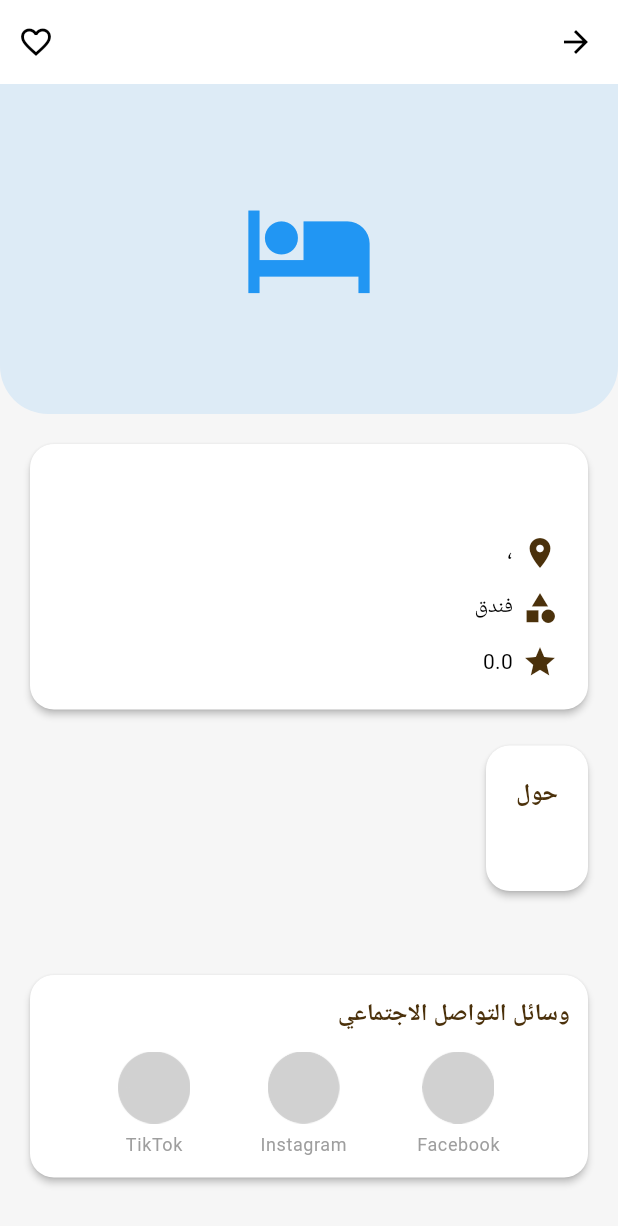
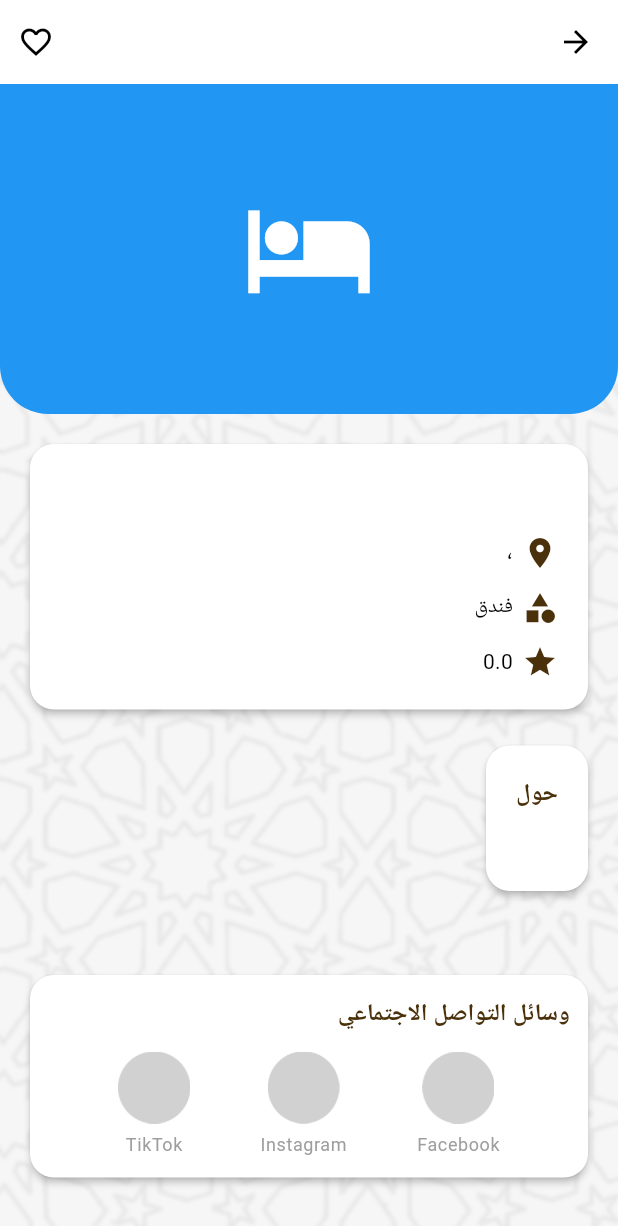
Before and after one commit to zaki-mj/traditio, a Flutter app: the PlaceDetailPage screen opened directly with empty values, on a phone screen of 412 x 824 dp. Shown: the top 1226 px of the screen. Run offline on Flutter 3.47's test engine with Material 3 defaults, Android fonts, the phone set to English and light mode, and no system bars; our stand-ins replace cloud_firestore, firebase_auth, firebase_core, shared_preferences; accounts and stored records are empty.

Commit message:
Enhance admin login UX and add localization strings
Added detailed error and success notifications to the admin login flow, including input validation and localized messages. Updated localization files (en, ar, fr) with new admin login and error strings. Improved background visuals for admin and place detail pages. Modified welcome page to redirect authenticated admins directly to the dashboard. Removed locations breakdown from admin dashboard.

```diff
--- a/lib/l10n/app_localizations.dart
+++ b/lib/l10n/app_localizations.dart
@@ -126,6 +126,12 @@ class AppLocalizations {
       "results_found": "Results found",
       "showing_results": "Showing {count} results",
       "all_locations": "All Locations",
+
+      "invalid_email": "Please enter a valid email address",
+      "password_too_short": "Password must be at least 6 characters",
+      "user_not_found": "User not found. Please check your email.",
+      "wrong_password": "Wrong password. Please try again.",
+      "login_error": "Login failed. Please try again.",
     },
     'ar': {
       'app_title': 'جواهر تقليدية',
@@ -246,6 +252,12 @@ class AppLocalizations {
       "results_found": "تم العثور على نتائج",
       "showing_results": "عرض {count} النتائج",
       "all_locations": "جميع المواقع",
+
+      "invalid_email": "يرجى إدخال عنوان بريد إلكتروني صحيح",
+      "password_too_short": "يجب أن تكون كلمة المرور 6 أحرف على الأقل",
+      "user_not_found": "لم يتم العثور على المستخدم. يرجى التحقق من بريدك الإلكتروني.",
+      "wrong_password": "كلمة مرور خاطئة. يرجى المحاولة مرة أخرى.",
+      "login_error": "فشل تسجيل الدخول. يرجى المحاولة مرة أخرى.",
     },
     'fr': {
       'app_title': 'Trésors Traditionnels',
@@ -354,6 +366,14 @@ class AppLocalizations {
       "results_found": "Résultats trouvés",
       "showing_results": "Affichage de {count} résultats",
       "all_locations": "Tous les emplacements",
+
+      "invalid_email": "Veuillez entrer une adresse e-mail valide",
+      "password_too_short": "Le mot de passe doit contenir au moins 6 caractères",
+      "user_not_found": "Utilisateur non trouvé. Veuillez vérifier votre adresse e-mail.",
+      "wrong_password": "Mot de passe incorrect. Veuillez réessayer.",
+      "login_error": "Échec de la connexion. Veuillez réessayer.",
+      "is_required": "est requis",
+      "login_successful": "Connexion réussie",
     },
   };
 
--- a/lib/pages/place_detail_page.dart
+++ b/lib/pages/place_detail_page.dart
@@ -60,7 +60,11 @@ class PlaceDetailPage extends StatelessWidget {
           ),
         ],
       ),
-      body: ListView(
+      body: Container(
+        decoration: BoxDecoration(
+          image: DecorationImage(image: AssetImage("assets/pictures/bg2.png"), fit: BoxFit.cover, opacity: 0.2),
+        ),
+        child: ListView(
           children: [
             ClipRRect(
               borderRadius: const BorderRadius.only(bottomLeft: Radius.circular(32), bottomRight: Radius.circular(32)),
@@ -280,6 +284,7 @@ class PlaceDetailPage extends StatelessWidget {
             ),
           ],
         ),
+      ),
     );
   }
 }
--- a/lib/widgets/category_image.dart
+++ b/lib/widgets/category_image.dart
@@ -1,4 +1,5 @@
 import 'package:flutter/material.dart';
+import 'package:traditional_gems/theme/app_colors.dart';
 import '../models/place.dart';
 
 /// Shows either a network image (when an URL is provided) or a simple
@@ -65,10 +66,9 @@ class CategoryImage extends StatelessWidget {
     return Container(
       width: width,
       height: height,
-      // subtle tint using the category color, keeps contrast in light/dark
-      color: catColor.withAlpha(30),
+      color: catColor,
       alignment: Alignment.center,
-      child: Icon(_iconForCategory(), size: (height != null ? (height! * 0.4) : 48), color: catColor),
+      child: Icon(_iconForCategory(), size: (height != null ? (height! * 0.4) : 48), color: Colors.white),
     );
   }
 
```
Also changed, not shown: lib/l10n/ar.json (+14 -1 lines), lib/l10n/en.json (+14 -1 lines), lib/l10n/fr.json (+14 -1 lines), lib/pages/admin_dashboard_page.dart (+0 -47 lines), lib/pages/admin_login_page.dart (+107 -24 lines), lib/pages/admin_shell.dart (+8 -1 lines), lib/pages/welcome_page.dart (+14 -2 lines). Lines whose indentation alone changed are shown as unchanged.
